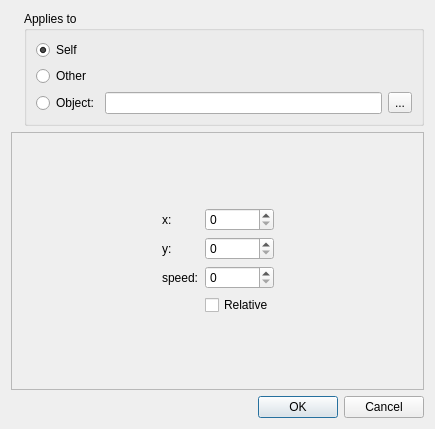
Above: src/editor/dialogs/actions/movetowardsdialog.ui from 0xFEEDC0DE64/QtGameMaker before the change. Below: the same form after it.
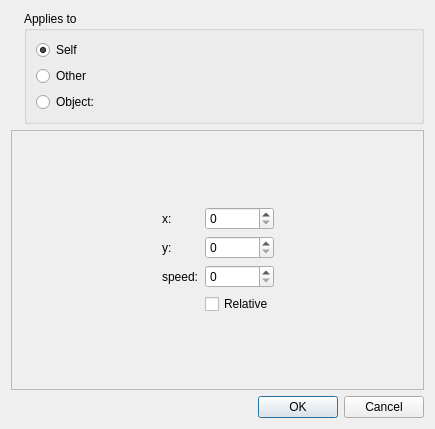
That is the form after the change. Icons and pictures are not drawn. Custom widgets are drawn as their Qt base class.

Commit message: Implemented object selection widgets in action dialogs

Diff of the .ui file:
```diff
--- a/src/editor/dialogs/actions/movetowardsdialog.ui
+++ b/src/editor/dialogs/actions/movetowardsdialog.ui
@@ -50,7 +50,7 @@
          </widget>
         </item>
         <item>
-         <layout class="QHBoxLayout" name="horizontalLayout_2">
+         <layout class="QHBoxLayout" name="horizontalLayout_2" stretch="0,1">
           <item>
            <widget class="QRadioButton" name="radioButtonObject">
             <property name="text">
@@ -59,12 +59,9 @@
            </widget>
           </item>
           <item>
-           <widget class="QLineEdit" name="lineEdit"/>
-          </item>
-          <item>
-           <widget class="QToolButton" name="toolButton">
-            <property name="text">
-             <string>...</string>
+           <widget class="ObjectSelectorWidget" name="widgetObject" native="true">
+            <property name="visible">
+             <bool>false</bool>
             </property>
            </widget>
           </item>
@@ -201,6 +198,14 @@
    </item>
   </layout>
  </widget>
+ <customwidgets>
+  <customwidget>
+   <class>ObjectSelectorWidget</class>
+   <extends>QWidget</extends>
+   <header>widgets/objectselectorwidget.h</header>
+   <container>1</container>
+  </customwidget>
+ </customwidgets>
  <resources>
   <include location="../../resources_editor.qrc"/>
  </resources>
```
Left out of the diff: 16 changed lines with no effect on the pictures. The commit also changes 38 other files.
